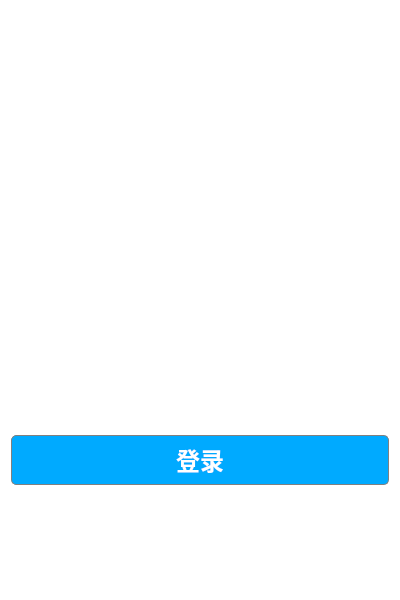
Qt form pages/WelcomePage.ui (wps139hf/app) before a commit.
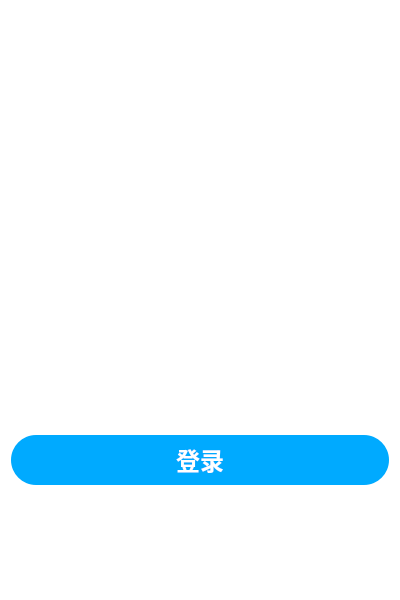
The same form after that commit. Icons and pictures are not drawn.

```diff
--- a/pages/WelcomePage.ui
+++ b/pages/WelcomePage.ui
@@ -64,10 +64,10 @@
      </property>
      <property name="styleSheet">
       <string notr="true">QPushButton{
-    border: 1px solid gray;
+    border: none;
 	background-color: rgb(0, 170, 255);
 	color: white;   
-	border-radius: 5px;                        
+	border-radius: 25px;                        
 }
 
 QPushButton:pressed{
```
